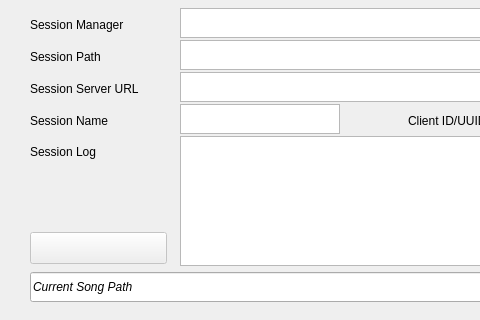
This is seq_qt5/forms/qsessionframe.ui in ahlstromcj/seq66 as Qt 5 draws it before an edit; both pictures show x 0 to 480 and y 0 to 320 of the 680 by 457 pixel window. The edited form follows.
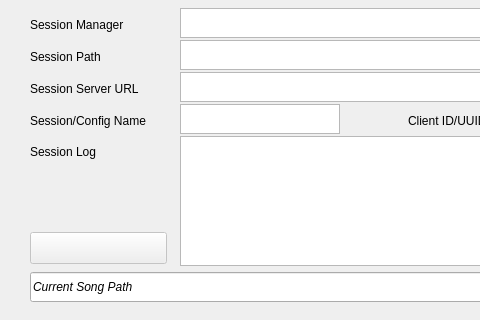
This is the edited form.

```diff
--- a/seq_qt5/forms/qsessionframe.ui
+++ b/seq_qt5/forms/qsessionframe.ui
@@ -233,7 +233,7 @@
     </rect>
    </property>
    <property name="text">
-    <string>Session Name</string>
+    <string>Session/Config Name</string>
    </property>
   </widget>
   <widget class="QLabel" name="clientIdLabel">
```
